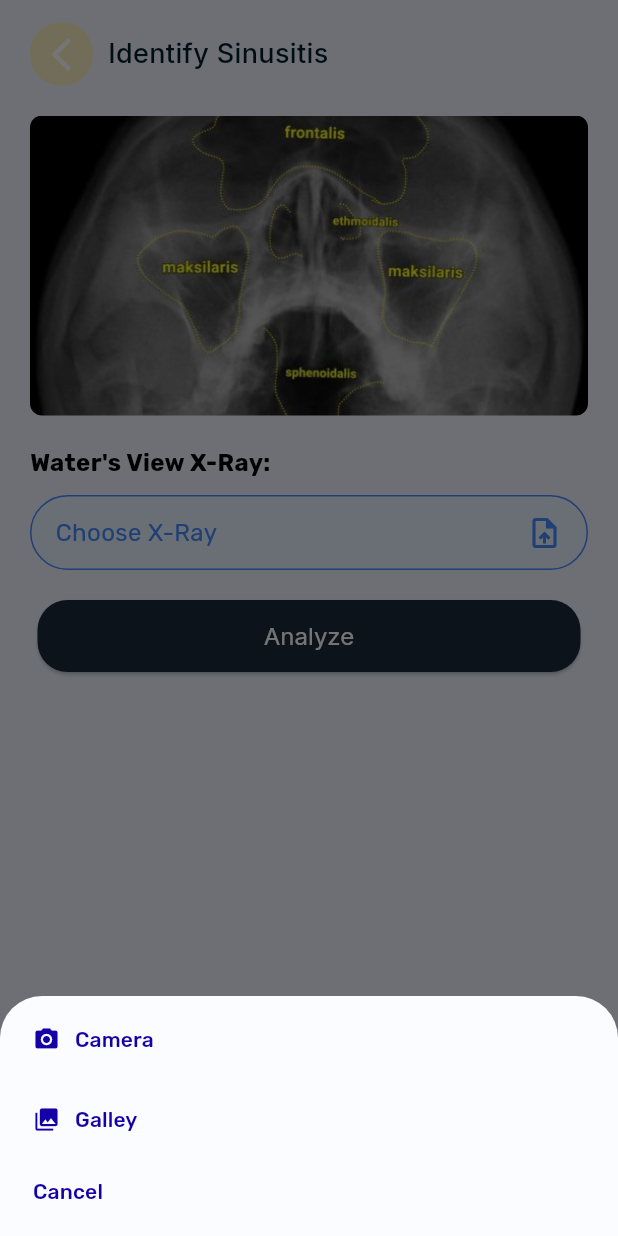
After one commit to 24-25J-097/ent-disease-detection-mobile-app, a Flutter app: the SinusitisAnaliseForm screen opened directly, after a tap on "Choose X-Ray", on a phone screen of 412 x 824 dp. The commit adds this screen. Run offline on Flutter 3.47's test engine with Material 3 defaults, Android fonts, the light colour scheme and no system bars; our stand-ins replace dio, firebase_auth, firebase_core, firebase_database, flutter_easyloading, fluttertoast and 5 more; missing offline and left inert: dio_http_cache, flutter_overlay_loader; accounts and stored records are empty; generated files the repository leaves out were written again.

Commit message:
Sinusitis Identification

```diff
--- /dev/null
+++ b/lib/configs/api_config.dart
@@ -0,0 +1,3 @@
+class GlobalDataApi {
+  static const String version = '1.0';
+}
--- /dev/null
+++ b/lib/configs/config.dart
@@ -0,0 +1,14 @@
+class GlobalData {
+  // static const String baseUrl = 'https://www.entinsight.com';
+
+  // TODO:Info Ngrok local server URL -------------------------------------------------------------
+  static const String baseUrl = 'https://monarch-witty-platypus.ngrok-free.app';
+
+  // TODO:Info Demo local server URL ---------------------------------------------------------------
+  // static const String baseUrl = 'http://192.168.1.100:4200';
+
+  // static const String baseUrl = 'http://192.168.1.100/entinsight-com/public';
+
+  static const String authUrl = '$baseUrl/api/v1/auth/';
+  static const String publicUrl = '$baseUrl/';
+}
--- /dev/null
+++ b/lib/models/models.dart
@@ -0,0 +1,13 @@
+library models;
+
+import 'package:flutter/material.dart';
+import 'package:json_annotation/json_annotation.dart';
+
+part 'models.g.dart';
+part 'sinusitis_result.dart';
+
+/*
+* For models.g.dart create
+* Run build runner package :
+* > dart run build_runner build --delete-conflicting-outputs
+*/
--- /dev/null
+++ b/lib/models/sinusitis_result.dart
@@ -0,0 +1,44 @@
+part of 'models.dart';
+
+@JsonSerializable(explicitToJson: true)
+class SinusitisResult {
+  final SinusitisResultEnum prediction;
+
+  @JsonKey(name: 'confidence_score')
+  final num confidenceScore;
+
+  SinusitisResult({required this.prediction, required this.confidenceScore});
+
+  /// Connect the generated [_$CityFromJson] function to the `fromJson` factory.
+  factory SinusitisResult.fromJson(Map<String, dynamic> json) => _$SinusitisResultFromJson(json);
+
+  /// Connect the generated [_$SinusitisResultToJson] function to the `toJson` method.
+  Map<String, dynamic> toJson() => _$SinusitisResultToJson(this);
+
+
+  MaterialColor getStatusColor() {
+    return StatusColors.getColor(prediction);
+  }
+}
+
+enum SinusitisResultEnum {
+  valid,
+  invalid,
+  mild,
+  moderate,
+  severe,
+}
+
+class StatusColors {
+  static const Map<SinusitisResultEnum, MaterialColor> _colors = {
+    SinusitisResultEnum.valid: Colors.amber, // Light gray
+    SinusitisResultEnum.invalid: Colors.orange, // Yellow
+    SinusitisResultEnum.mild: Colors.blue, // Blue
+    SinusitisResultEnum.moderate: Colors.green, // Green
+    SinusitisResultEnum.severe: Colors.red, // Red
+  };
+
+  static MaterialColor getColor(SinusitisResultEnum status) {
+    return _colors[status] ?? Colors.orange; // Default color is white
+  }
+}
--- /dev/null
+++ b/lib/objects/response_object.dart
@@ -0,0 +1,14 @@
+part of 'objects.dart';
+
+@JsonSerializable(explicitToJson: true)
+class ResponseObject {
+  ResponseObject({this.success, this.message, this.data});
+
+  final bool? success;
+  final String? message;
+  final dynamic data;
+
+  factory ResponseObject.fromJson(Map<String, dynamic> json) => _$ResponseObjectFromJson(json);
+
+  Map<String, dynamic> toJson() => _$ResponseObjectToJson(this);
+}
--- /dev/null
+++ b/lib/screens/sinusitis/detect-form.dart
@@ -0,0 +1,282 @@
+import 'dart:io';
+
+import 'package:dio/dio.dart';
+import 'package:ent_insight_app/models/models.dart';
+import 'package:ent_insight_app/services/sinusitis_analize_service.dart';
+import 'package:ent_insight_app/widgets/widgets.g.dart';
+import 'package:flutter/foundation.dart';
+import 'package:flutter/material.dart';
+import 'package:flutter/services.dart';
+import 'package:flutter_easyloading/flutter_easyloading.dart';
+import 'package:google_fonts/google_fonts.dart';
+import 'package:image_picker/image_picker.dart';
+import 'package:motion_toast/motion_toast.dart';
+
+class SinusitisAnaliseForm extends StatefulWidget {
+  const SinusitisAnaliseForm({super.key});
+
+  @override
+  State<SinusitisAnaliseForm> createState() => _SinusitisAnaliseFormState();
+}
+
+class _SinusitisAnaliseFormState extends State<SinusitisAnaliseForm> {
+  late XFile _imageController = XFile('');
+  String? fileError;
+  bool isLoading = false;
+
+  // final Map<String, dynamic>? analysisResult = {"class": "Mild"}; // Placeholder for the result
+  SinusitisResult? analysisResult;
+
+  void pickFiles(ImageSource source) async {
+    try {
+      // FilePickerResult? result = await FilePicker.platform.pickFiles(
+      //   type: FileType.custom,
+      //   allowMultiple: false,
+      //   allowCompression: true,
+      //   onFileLoading: (FilePickerStatus status) => print(status),
+      //   allowedExtensions: ['png', 'jpg', 'jpeg', 'heic'],
+      //   withData: true,
+      // );
+      final XFile? result = await ImagePicker().pickImage(
+        imageQuality: 80,
+        maxWidth: 1440,
+        source: source,
+      );
+      if (result != null) {
+        _imageController = result;
+        setState(() {
+          fileError = null;
+          analysisResult = null;
+        });
+        // List<int>? fileBytes = result.files.first.bytes;
+        // String fileName = result.files.first.name;
+        //
+        // // Upload file
+        // if (fileBytes != null) {
+        //   _imageController = result.files.first;
+        //   setState(() {
+        //     fileError = null;
+        //   });
+        // } else {
+        //   if (kDebugMode) {
+        //     print("No file");
+        //   }
+        // }
+      }
+    } on PlatformException catch (e) {
+      setState(() {
+        fileError = e.message;
+      });
+      if (kDebugMode) {
+        print('Unsupported operation: $e');
+      }
+    } catch (e) {
+      setState(() {
+        fileError = e.toString();
+      });
+      if (kDebugMode) {
+        print(e.toString());
+      }
+    }
+  }
+
+  Future<void> analyze() async {
+    if (isLoading) return;
+
+    setState(() => isLoading = true);
+    if (_imageController.name.isEmpty || _imageController.name == '') {
+      setState(() {
+        fileError = "Please select a X Ray!";
+      });
+    } else {
+      EasyLoading.show(status: "Analyzing...");
+      FormData formData = FormData.fromMap({
+        "file": await MultipartFile.fromFile(_imageController.path),
+      });
+
+      try {
+        analysisResult = await SinusitisAnalyzeService.analyzeXray(formData);
+      } catch (e) {
+        debugPrint(e.toString());
+        if (mounted) {
+          MotionToast.error(
+            title: const Text("Error"),
+            description: Text(e.toString()),
+            position: MotionToastPosition.center,
+            dismissable: true,
+            toastDuration: const Duration(seconds: 30),
+            width: MediaQuery.of(context).size.width - 100,
+            animationType: AnimationType.fromLeft,
+          ).show(context);
+        }
+      } finally {
+        await EasyLoading.dismiss();
+        setState(() => isLoading = false);
+        // if (mounted) {
+        //   Navigator.of(context).pushReplacement(MaterialPageRoute(builder: (context) => const MyInquiryScreen()));
+        // }
+      }
+    }
+  }
+
+  @override
+  void dispose() {
+    // TODO: implement dispose
+    super.dispose();
+    _imageController = XFile('');
+  }
+
+  @override
+  Widget build(BuildContext context) {
+    return GestureDetector(
+      onTap: () => FocusManager.instance.primaryFocus?.unfocus(),
+      child: Scaffold(
+        resizeToAvoidBottomInset: true,
+        body: SafeArea(
+          child: SingleChildScrollView(
+            child: Padding(
+              padding: const EdgeInsets.symmetric(horizontal: 20, vertical: 15),
+              child: Column(
+                children: [
+                  const TopAppBar(
+                    title: "Identify Sinusitis",
+                  ),
+                  const SizedBox(height: 20),
+                  Container(
+                      height: 200,
+                      decoration: BoxDecoration(
+                        borderRadius: BorderRadius.circular(8),
+                        image: const DecorationImage(
+                            image: AssetImage(
+                              "assets/images/sinusitis.png",
+                            ),
+                            fit: BoxFit.fitWidth),
+                      )),
+                  const SizedBox(height: 20),
+                  // File Picker Section
+                  Column(
+                    crossAxisAlignment: CrossAxisAlignment.start,
+                    children: [
+                      Text(
+                        "Water's View X-Ray:",
+                        style: TextStyle(
+                          fontWeight: FontWeight.bold,
+                          fontSize: 16,
+                          color: fileError == null ? Colors.black : Colors.red,
+                        ),
+                      ),
+                      const SizedBox(height: 10),
+                      GestureDetector(
+                        onTap: () => chooseImagePickerSource(context, pickFiles),
+                        child: Container(
+                          padding: const EdgeInsets.symmetric(horizontal: 16, vertical: 12),
+                          decoration: BoxDecoration(
+                            borderRadius: BorderRadius.circular(50),
+                            color: const Color(0x1492dbff),
+                            border: Border.all(
+                              color: fileError == null ? Colors.blueAccent : Colors.red,
+                            ),
+                          ),
+                          child: const Row(
+                            mainAxisAlignment: MainAxisAlignment.spaceBetween,
+                            children: [
+                              Text("Choose X-Ray", style: TextStyle(fontSize: 16, color: Colors.blueAccent)),
+                              Icon(Icons.upload_file, color: Colors.blueAccent),
+                            ],
+                          ),
+                        ),
+                      ),
+                      if (fileError != null) Text(fileError!, style: const TextStyle(color: Colors.red)),
+                      if (_imageController.name.isNotEmpty) Text(_imageController.name, overflow: TextOverflow.ellipsis, softWrap: true),
+                    ],
+                  ),
+                  const SizedBox(height: 20),
+                  // Result Button
+                  Container(
+                    margin: const EdgeInsets.only(left: 5, right: 5, bottom: 20),
+                    width: double.infinity,
+                    height: 48,
+                    child: ElevatedButton(
+                      onPressed: () {
+                        // Placeholder logic to analyze the uploaded file and show result
+                        if (_imageController.name.isNotEmpty) {
+                          analyze();
+                        } else {
+                          ScaffoldMessenger.of(context).showSnackBar(
+                            const SnackBar(content: Text("Please upload a valid X-Ray first!")),
+                          );
+                        }
+                      },
+                      style: ElevatedButton.styleFrom(
+                        backgroundColor: const Color(0xFF1C2A3A),
+                        shape: RoundedRectangleBorder(
+                          borderRadius: BorderRadius.circular(20),
+                        ),
+                      ),
+                      child: Row(
+                        mainAxisSize: MainAxisSize.min,
+                        children: [
+                          isLoading
+                              ? const SizedBox(
+                                  width: 16, // Adjust size as needed
+                                  height: 16,
+                                  child: CircularProgressIndicator(
+                                    strokeWidth: 2,
+                                    valueColor: AlwaysStoppedAnimation<Color>(Colors.white),
+                                  ),
+                                )
+                              : Text(
+                                  'Analyze',
+                                  textAlign: TextAlign.left,
+                                  style: GoogleFonts.inter(color: const Color.fromRGBO(255, 255, 255, 1), fontSize: 16, letterSpacing: 0, fontWeight: FontWeight.normal, height: 1.5),
+                                ),
+                        ],
+                      ),
+                    ),
+                  ),
+                  if (analysisResult != null)
+                    Column(
+                      mainAxisSize: MainAxisSize.min,
+                      crossAxisAlignment: CrossAxisAlignment.center,
+                      children: [
+                        if (_imageController.name.isNotEmpty)
+                          ClipRRect(
+                            borderRadius: BorderRadius.circular(8.0),
+                            child: Image.file(
+                              File(_imageController.path),
+                              width: 220,
+                              fit: BoxFit.cover,
+                              errorBuilder: (context, error, stackTrace) {
+                                if (kDebugMode) {
+                                  print(":::::::::::::::::::::::: FadeInImage imageErrorBuilder: ${error.toString()}");
+                                }
+                                return Image.asset('assets/images/img-placeholder.jpg', fit: BoxFit.cover);
+                              },
+                            ),
+                          ),
+                        const SizedBox(height: 10),
+                        Text(
+                          "Sinusitis Severity: ${analysisResult?.prediction.name}",
+                          style: TextStyle(
+                            fontSize: 18,
+                            fontWeight: FontWeight.bold,
+                            color: analysisResult?.getStatusColor(),
+                          ),
+                        ),
+                        const SizedBox(height: 10),
+                        Text(
+                          analysisResult?.prediction == SinusitisResultEnum.invalid ? "The uploaded file is not a valid X-Ray." : "Analysis successfully completed.",
+                          textAlign: TextAlign.center,
+                          style: const TextStyle(color: Colors.black54),
+                        ),
+                      ],
+                    )
+                ],
+              ),
+            ),
+          ),
+        ),
+      ),
+    );
+  }
+}
--- a/lib/widgets/app_bar/top_app_bar.dart
+++ b/lib/widgets/app_bar/top_app_bar.dart
@@ -1,7 +1,9 @@
 part of '../widgets.g.dart';
 
 class TopAppBar extends StatelessWidget {
-  const TopAppBar({super.key});
+  final String? title;
+
+  const TopAppBar({super.key, this.title});
 
   @override
   Widget build(BuildContext context) {
@@ -35,6 +37,12 @@ class TopAppBar extends StatelessWidget {
                   ),
                 ),
               ),
+              const SizedBox(width: 10),
+              if (title != null)
+                Text(
+                  "Identify Sinusitis",
+                  style: GoogleFonts.inter(fontSize: 18, fontWeight: FontWeight.w500),
+                )
             ],
           ),
         ),
--- /dev/null
+++ b/lib/widgets/modals/choose_image_picker_source.dart
@@ -0,0 +1,65 @@
+part of '../widgets.g.dart';
+
+Future<dynamic> chooseImagePickerSource(BuildContext context, Function(ImageSource) handleImageSelection) {
+  return showModalBottomSheet(
+    context: context,
+    builder: (context) => SafeArea(
+      child: SizedBox(
+        height: 160,
+        child: Column(
+          crossAxisAlignment: CrossAxisAlignment.start,
+          children: <Widget>[
+            Padding(
+              padding: const EdgeInsets.only(left: 10, top: 5, right: 10),
+              child: TextButton(
+                onPressed: () {
+                  Navigator.pop(context);
+                  handleImageSelection(ImageSource.camera);
+                },
+                child: const Row(
+                  children: [
+                    Icon(Icons.camera_alt),
+                    SizedBox(width: 10),
+                    Align(
+                      alignment: AlignmentDirectional.centerStart,
+                      child: Text('Camera'),
+                    ),
+                  ],
+                ),
+              ),
+            ),
+            Padding(
+              padding: const EdgeInsets.only(left: 10, top: 5, right: 10),
+              child: TextButton(
+                onPressed: () {
+                  Navigator.pop(context);
+                  handleImageSelection(ImageSource.gallery);
+                },
+                child: const Row(
+                  children: [
+                    Icon(Icons.photo_library),
+                    SizedBox(width: 10),
+                    Align(
+                      alignment: AlignmentDirectional.centerStart,
+                      child: Text('Galley'),
+                    ),
+                  ],
+                ),
+              ),
+            ),
+            Padding(
+              padding: const EdgeInsets.only(left: 10.0, right: 10),
+              child: TextButton(
+                onPressed: () => Navigator.pop(context),
+                child: const Align(
+                  alignment: AlignmentDirectional.centerStart,
+                  child: Text('Cancel'),
+                ),
+              ),
+            ),
+          ],
+        ),
+      ),
+    ),
+  );
+}
```
Also changed, not shown: lib/objects/objects.dart (added, +13 -0 lines), lib/objects/response_list.dart (added, +20 -0 lines), lib/screens/guests/dashboard.dart (+9 -2 lines), lib/services/sinusitis_analize_service.dart (added, +39 -0 lines), lib/utils/custom_http.dart (added, +103 -0 lines), pubspec.yaml (+11 -2 lines), assets/images/features/sinusitis.jpg (added), lib/models/models.g.dart (added), lib/objects/objects.g.dart (added), lib/widgets/widgets.g.dart, pubspec.lock, 5 other files.
